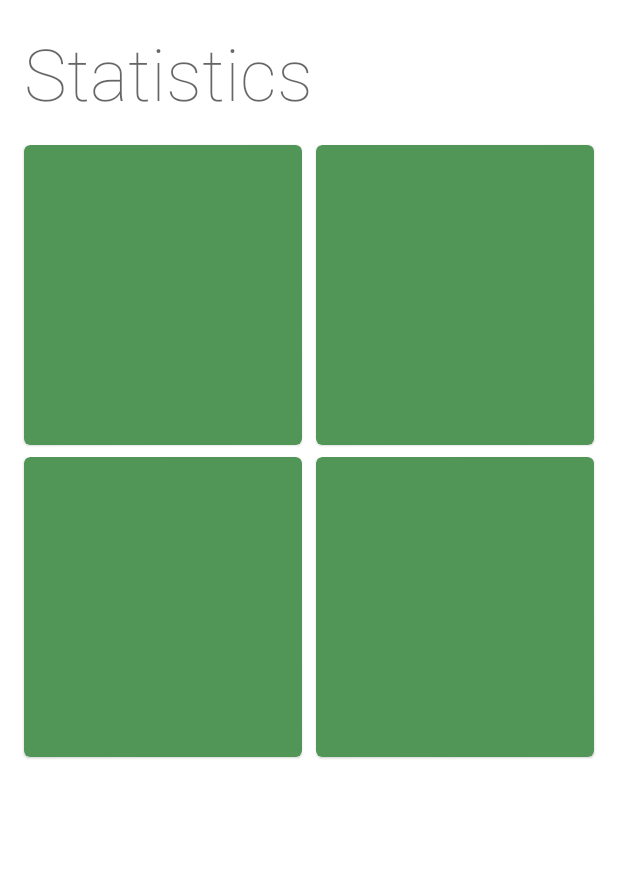
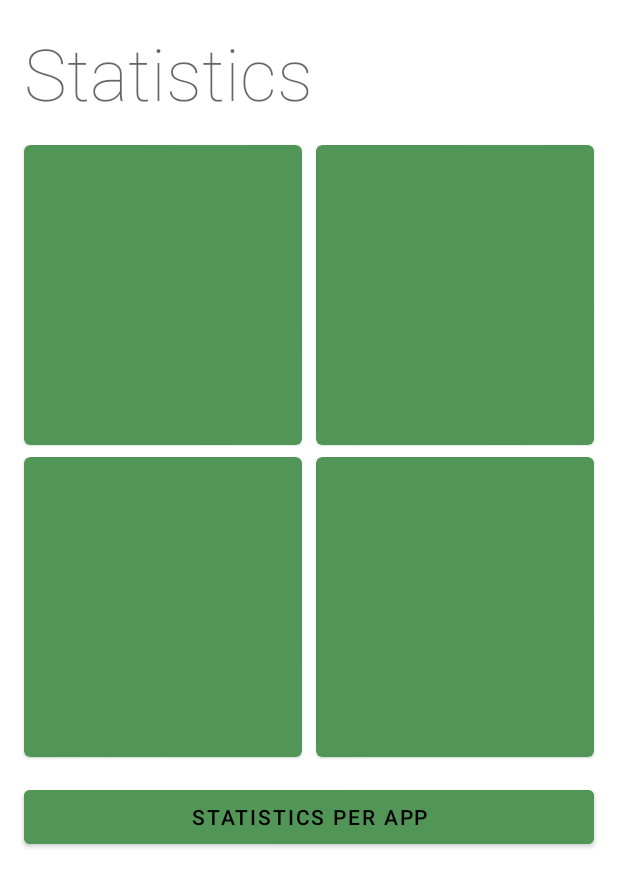
Before and after one commit to StefMa/Tino, an Android app: the fragment StatisticsFragment shown on its own in the app's theme, on a phone screen of 412 x 824 dp. Shown: the top 887 px of the screen. Run offline under Robolectric (Android 15) with nearby library versions, the phone set to English and light mode, and no system bars; our stand-ins replace Dagger/Hilt's generated code, Firebase (no records; nobody signed in at launch, a user with empty details on screens opened directly), Room's generated code, RxJava; libraries missing offline, so code that uses them is left out: de.halfbit.knot, kotlinx.coroutines.rx2; 2 statements that could not run were skipped.

Commit message:
Add statistics per app button to statistics

```diff
--- a/app/src/main/kotlin/guru/stefma/tino/presentation/statistics/StatisticsFragment.kt
+++ b/app/src/main/kotlin/guru/stefma/tino/presentation/statistics/StatisticsFragment.kt
@@ -64,7 +64,6 @@ class StatisticsFragment : Fragment() {
                 it.longestIdled.first
             )
             collectStatisticSince.text = Date(it.creationDate * 1000).toString()
-            //mostNotificationInTimeRange.text = "TODO"
         }
     }
 
--- a/app/src/main/res/layout/fragment_statistics.xml
+++ b/app/src/main/res/layout/fragment_statistics.xml
@@ -1,10 +1,10 @@
 <?xml version="1.0" encoding="utf-8"?>
 <androidx.constraintlayout.widget.ConstraintLayout xmlns:android="http://schemas.android.com/apk/res/android"
-    xmlns:app="http://schemas.android.com/apk/res-auto"
-    xmlns:tools="http://schemas.android.com/tools"
-    android:layout_width="match_parent"
-    android:layout_height="match_parent"
-    android:background="?android:attr/windowBackground">
+                                                   xmlns:app="http://schemas.android.com/apk/res-auto"
+                                                   xmlns:tools="http://schemas.android.com/tools"
+                                                   android:layout_width="match_parent"
+                                                   android:layout_height="match_parent"
+                                                   android:background="?android:attr/windowBackground">
 
     <TextView
         android:id="@+id/statisticsTitle"
@@ -18,7 +18,7 @@
         android:textAppearance="@style/TextAppearance.MaterialComponents.Headline3"
         app:layout_constraintEnd_toEndOf="parent"
         app:layout_constraintStart_toStartOf="parent"
-        app:layout_constraintTop_toTopOf="parent" />
+        app:layout_constraintTop_toTopOf="parent"/>
 
     <com.google.android.material.card.MaterialCardView
         android:id="@+id/notificationCountCard"
@@ -39,7 +39,7 @@
             android:gravity="center"
             android:padding="4dp"
             android:textAppearance="@style/TextAppearance.MaterialComponents.Headline6"
-            tools:text="You received 1000 notifications" />
+            tools:text="You received 1000 notifications"/>
     </com.google.android.material.card.MaterialCardView>
 
     <com.google.android.material.card.MaterialCardView
@@ -60,7 +60,7 @@
             android:gravity="center"
             android:padding="4dp"
             android:textAppearance="@style/TextAppearance.MaterialComponents.Headline6"
-            tools:text="ou have a idle time from all notifications of 1h:03m:12s" />
+            tools:text="ou have a idle time from all notifications of 1h:03m:12s"/>
     </com.google.android.material.card.MaterialCardView>
 
     <com.google.android.material.card.MaterialCardView
@@ -82,7 +82,7 @@
             android:gravity="center"
             android:padding="4dp"
             android:textAppearance="@style/TextAppearance.MaterialComponents.Headline6"
-            tools:text="You received from WhatsApp the most notifications: 900" />
+            tools:text="You received from WhatsApp the most notifications: 900"/>
     </com.google.android.material.card.MaterialCardView>
 
     <com.google.android.material.card.MaterialCardView
@@ -103,20 +103,20 @@
             android:gravity="center"
             android:padding="4dp"
             android:textAppearance="@style/TextAppearance.MaterialComponents.Headline6"
-            tools:text="The longest notification idled for 120 seconds from Gmail" />
+            tools:text="The longest notification idled for 120 seconds from Gmail"/>
     </com.google.android.material.card.MaterialCardView>
 
-    <TextView
-        android:id="@+id/mostNotificationInTimeRange"
+    <Button
+        android:id="@+id/statisticsPerApp"
         android:layout_width="0dp"
         android:layout_height="wrap_content"
+        android:backgroundTint="@color/colorAccent"
         android:layout_marginTop="16dp"
-        android:visibility="gone"
+        android:textColor="@android:color/black"
+        app:layout_constraintStart_toStartOf="@id/notificationCountCard"
         app:layout_constraintEnd_toEndOf="@id/longestNotificationIdleTimeFromAppCard"
-        app:layout_constraintStart_toStartOf="@id/mostNotificationFromAppCard"
         app:layout_constraintTop_toBottomOf="@id/mostNotificationFromAppCard"
-        tools:text="You receive the most notification between 10-11 AM"
-        tools:visibility="visible" />
+        android:text="@string/statistics_per_app"/>
 
     <TextView
         android:id="@+id/collectStatisticSince"
@@ -128,6 +128,6 @@
         android:textAppearance="@style/TextAppearance.MaterialComponents.Subtitle2"
         app:layout_constraintBottom_toBottomOf="parent"
         app:layout_constraintStart_toStartOf="parent"
-        tools:text="Counting since 03.01.1993" />
+        tools:text="Counting since 03.01.1993"/>
 
 </androidx.constraintlayout.widget.ConstraintLayout>
--- a/app/src/main/res/values/strings.xml
+++ b/app/src/main/res/values/strings.xml
@@ -12,6 +12,7 @@
     <string name="statistics_notification_most_from_app">You received from %s the most notifications: %d</string>
     <string name="statistics_notification_longest_idle_time_from_app">The longest notification idled for %s from %s</string>
     <string name="statistics_counting_since">Counting since:\n%s</string>
+    <string name="statistics_per_app">Statistics per App</string>
 
     <!-- Debug -->
     <string name="debug_test_notification">Test notification</string>
```
Also changed, not shown: 1 other file.
